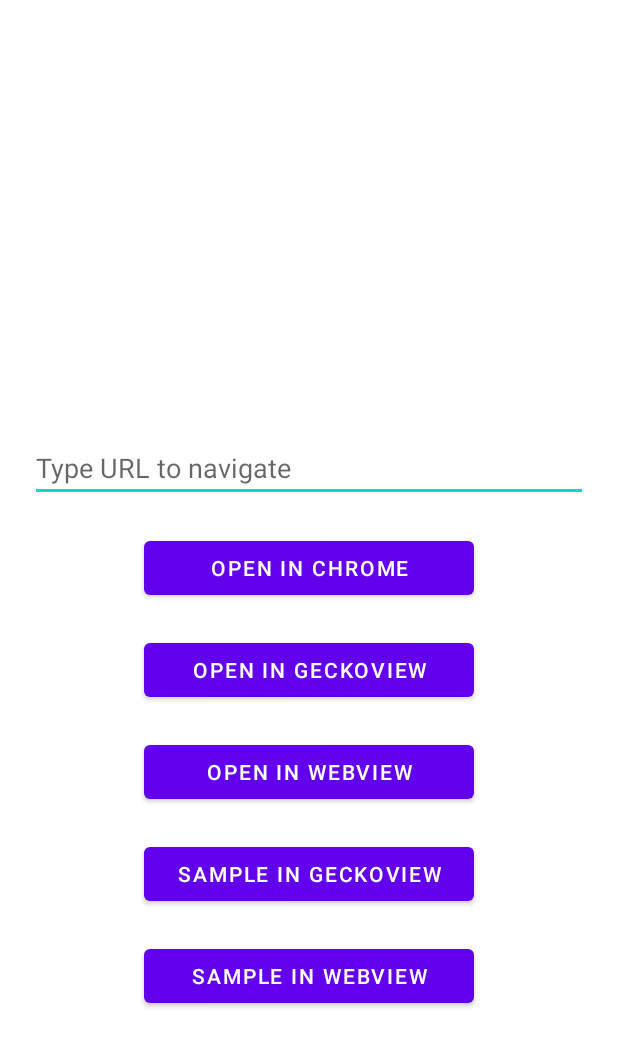
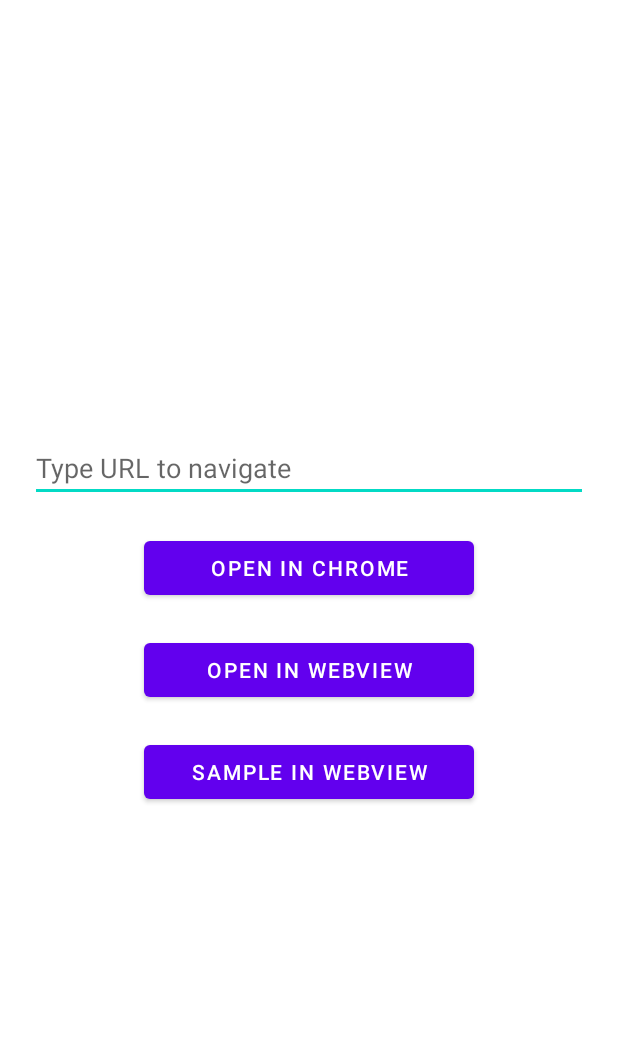
Before and after one commit to Transported-Labs/android-webview-sdk-demo, an Android app: the layout activity_main.xml on its own in the app's theme, with its tools: preview values and no code run, on a phone screen of 412 x 824 dp. Shown: the top 1047 px of the screen. Run offline under Robolectric (Android 15) with nearby library versions, the phone set to English and light mode, and no system bars.

Commit message:
Removed support of Mozilla GeckoView.

```diff
--- a/app/build.gradle
+++ b/app/build.gradle
@@ -33,7 +33,6 @@ android {
 }
 
 dependencies {
-    implementation "org.mozilla.geckoview:geckoview:112.0.20230406114409"
     implementation("androidx.browser:browser:1.5.0")
     implementation files('../../android-webview-sdk/lib/build/outputs/aar/lib-debug.aar')
     implementation 'androidx.core:core-ktx:1.7.0'
--- a/app/src/main/res/layout/activity_main.xml
+++ b/app/src/main/res/layout/activity_main.xml
@@ -31,17 +31,6 @@
         app:layout_constraintTop_toBottomOf="@id/urlEditText" />
 
     <Button
-        android:id="@+id/navigateGeckoButton"
-        android:layout_width="wrap_content"
-        android:layout_height="wrap_content"
-        android:layout_margin="20dp"
-        android:minWidth="@dimen/button_min_width"
-        android:text="@string/navigate_to_url_gecko"
-        app:layout_constraintEnd_toEndOf="parent"
-        app:layout_constraintStart_toStartOf="parent"
-        app:layout_constraintTop_toBottomOf="@id/openInChromeButton" />
-
-    <Button
         android:id="@+id/navigateButton"
         android:layout_width="wrap_content"
         android:layout_height="wrap_content"
@@ -50,19 +39,7 @@
         android:text="@string/navigate_to_url"
         app:layout_constraintEnd_toEndOf="parent"
         app:layout_constraintStart_toStartOf="parent"
-        app:layout_constraintTop_toBottomOf="@id/navigateGeckoButton" />
-
-    <Button
-        android:id="@+id/openFileGeckoButton"
-        android:layout_width="wrap_content"
-        android:layout_height="wrap_content"
-        android:layout_margin="20dp"
-        android:layout_marginTop="50dp"
-        android:minWidth="@dimen/button_min_width"
-        android:text="@string/open_sample_page_gecko"
-        app:layout_constraintEnd_toEndOf="parent"
-        app:layout_constraintStart_toStartOf="parent"
-        app:layout_constraintTop_toBottomOf="@id/navigateButton" />
+        app:layout_constraintTop_toBottomOf="@id/openInChromeButton" />
 
     <Button
         android:id="@+id/openFileButton"
@@ -73,6 +50,6 @@
         android:text="@string/open_sample_page"
         app:layout_constraintEnd_toEndOf="parent"
         app:layout_constraintStart_toStartOf="parent"
-        app:layout_constraintTop_toBottomOf="@id/openFileGeckoButton" />
+        app:layout_constraintTop_toBottomOf="@id/navigateButton" />
 
 </androidx.constraintlayout.widget.ConstraintLayout>
--- a/app/src/main/res/values/strings.xml
+++ b/app/src/main/res/values/strings.xml
@@ -1,8 +1,6 @@
 <resources>
     <string name="app_name">WebViewSDKDemo</string>
-    <string name="navigate_to_url_gecko">Open in GeckoView</string>
     <string name="navigate_to_url">Open in WebView</string>
-    <string name="open_sample_page_gecko">Sample in GeckoView</string>
     <string name="open_sample_page">Sample in WebView</string>
     <string name="open_in_browser">Open in Chrome</string>
 </resources>
--- a/settings.gradle
+++ b/settings.gradle
@@ -10,7 +10,6 @@ dependencyResolutionManagement {
     repositories {
         google()
         mavenCentral()
-        maven { url 'https://maven.mozilla.org/maven2' }
     }
 }
 rootProject.name = "WebViewSDKDemo"
```
Also changed, not shown: app/src/main/java/com/cueaudio/webviewsdkdemo/MainActivity.kt (+0 -25 lines).
